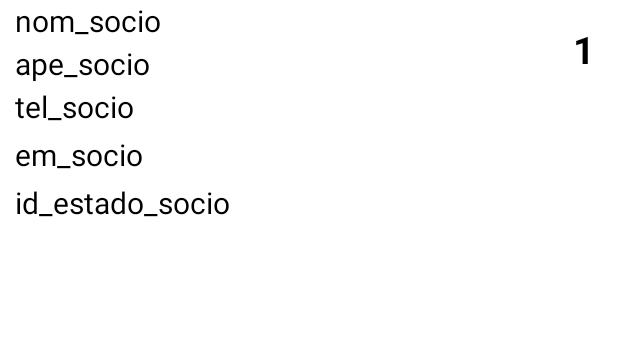
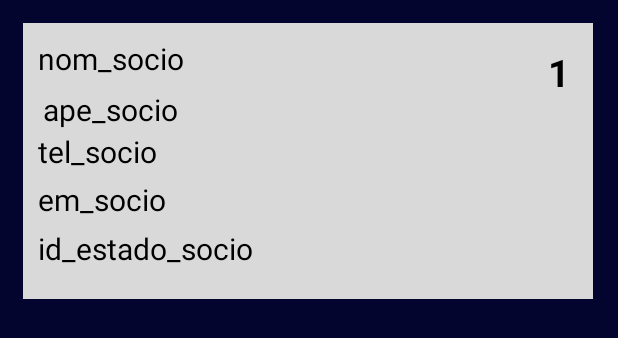
Before and after one commit to Brian1921/Front_Parc, an Android app: the layout list_socios.xml on its own in the app's theme, with its tools: preview values and no code run, on a phone screen of 412 x 824 dp. Shown: the top 338 px of the screen. Run offline under Robolectric (Android 15) with nearby library versions, the phone set to English and light mode, and no system bars; network calls fail.

Commit message:
list_socios

```diff
--- a/app/src/main/res/layout/list_socios.xml
+++ b/app/src/main/res/layout/list_socios.xml
@@ -4,13 +4,16 @@
     xmlns:tools="http://schemas.android.com/tools"
     android:layout_width="match_parent"
     android:orientation="horizontal"
-    android:layout_height="match_parent">
-
-
+    android:layout_height="match_parent"
+    android:background="#03052E">
     <RelativeLayout
-        android:layout_width="match_parent"
+        android:layout_width="380dp"
         android:layout_height="184dp"
-        android:background="@color/white">
+        android:layout_marginLeft="15dp"
+        android:layout_marginBottom="15dp"
+        android:layout_marginTop="15dp"
+        android:layout_marginRight="15dp"
+        android:background="#D9D9D9">
 
 
         <TextView
@@ -18,8 +21,8 @@
             android:layout_width="wrap_content"
             android:layout_height="wrap_content"
             android:layout_alignParentEnd="true"
+            android:layout_marginTop="15dp"
             android:layout_marginEnd="15dp"
-            android:layout_marginTop="15dp"
             android:text="1"
             android:textColor="@color/black"
             android:textSize="25sp"
@@ -28,10 +31,22 @@
         </TextView>
 
         <TextView
+            android:id="@+id/txtId_estado_socio"
+            android:layout_width="wrap_content"
+            android:layout_height="wrap_content"
+            android:layout_alignParentBottom="true"
+            android:layout_marginStart="10dp"
+            android:layout_marginBottom="20dp"
+            android:text="id_estado_socio"
+            android:textColor="@color/black"
+            android:textSize="20dp" />
+
+        <TextView
             android:id="@+id/txtNom_socio"
             android:layout_width="wrap_content"
             android:layout_height="wrap_content"
             android:layout_marginStart="10dp"
+            android:layout_marginTop="10dp"
             android:text="nom_socio"
             android:textColor="@color/black"
             android:textSize="20dp">
@@ -44,8 +59,8 @@
             android:layout_height="28dp"
             android:layout_alignParentStart="true"
             android:layout_alignParentBottom="true"
-            android:layout_marginStart="10dp"
-            android:layout_marginBottom="127dp"
+            android:layout_marginStart="13dp"
+            android:layout_marginBottom="112dp"
             android:text="ape_socio"
             android:textColor="@color/black"
             android:textSize="20dp">
@@ -59,8 +74,8 @@
             android:layout_alignParentTop="true"
             android:layout_alignParentBottom="true"
             android:layout_marginStart="10dp"
-            android:layout_marginTop="57dp"
-            android:layout_marginBottom="100dp"
+            android:layout_marginTop="72dp"
+            android:layout_marginBottom="85dp"
             android:text="tel_socio"
             android:textColor="@color/black"
             android:textSize="20dp" />
@@ -72,20 +87,9 @@
             android:layout_alignParentTop="true"
             android:layout_alignParentBottom="true"
             android:layout_marginStart="10dp"
-            android:layout_marginTop="89dp"
-            android:layout_marginBottom="68dp"
+            android:layout_marginTop="104dp"
+            android:layout_marginBottom="53dp"
             android:text="em_socio"
-            android:textColor="@color/black"
-            android:textSize="20dp" />
-
-        <TextView
-            android:id="@+id/txtId_estado_socio"
-            android:layout_width="wrap_content"
-            android:layout_height="wrap_content"
-            android:layout_alignParentBottom="true"
-            android:layout_marginStart="10dp"
-            android:layout_marginBottom="35dp"
-            android:text="id_estado_socio"
             android:textColor="@color/black"
             android:textSize="20dp" />
     </RelativeLayout>
```
